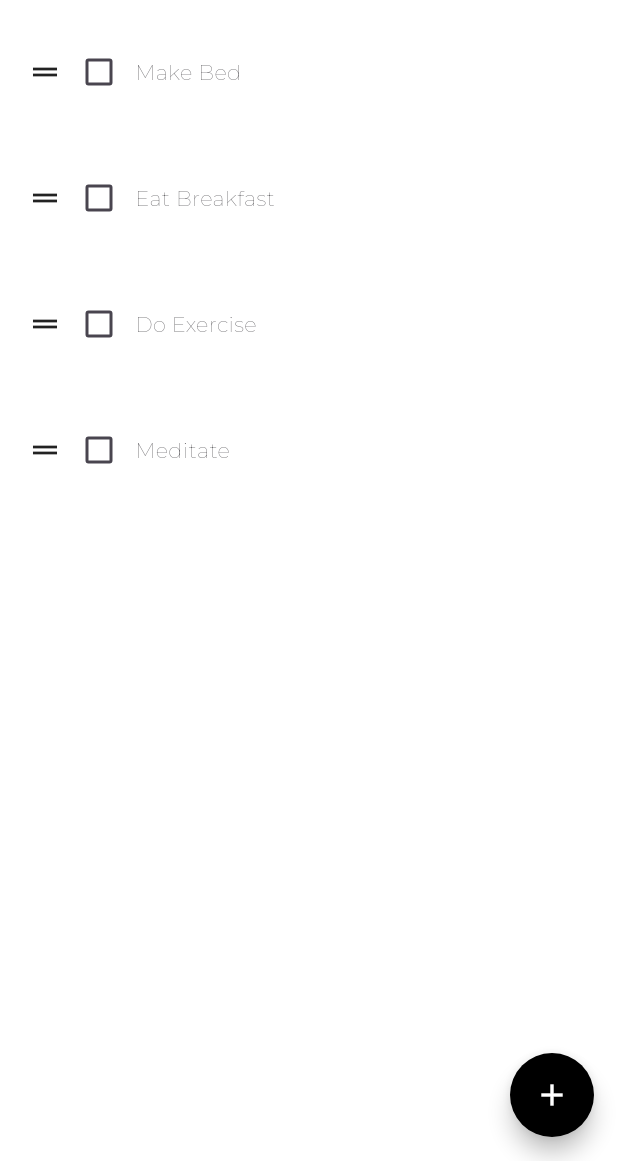
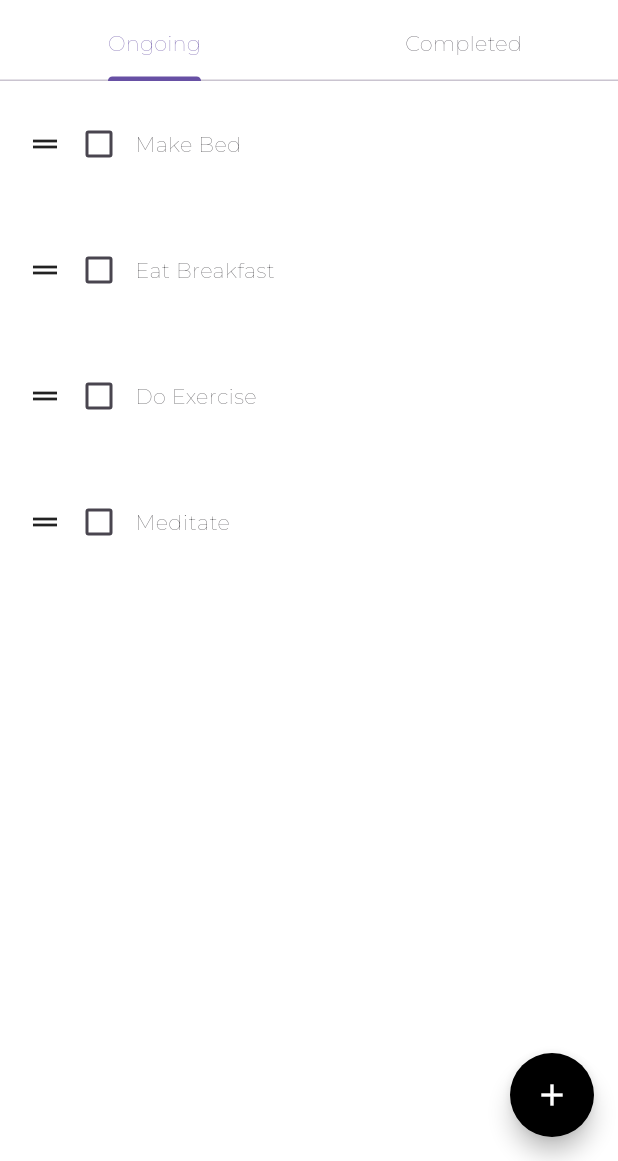
Before and after one commit to HeaLthyDrugs/task, a Flutter app: the screen it shows after launch, on a phone screen of 412 x 824 dp, the part 75-1236 px from its top. Run offline on Flutter 3.47's test engine with Material 3 defaults, Android fonts, the phone set to English and light mode, and no system bars; drawn by our look-alikes of flutter_slidable; our stand-ins replace hive_flutter, lottie; accounts and stored records are empty; project files that could hold a hidden picture were left out.

```diff
--- a/lib/pages/home_page.dart
+++ b/lib/pages/home_page.dart
@@ -2,6 +2,7 @@ import 'package:flutter/material.dart';
 import 'package:hive_flutter/hive_flutter.dart';
 import 'package:todo_app/data/database.dart';
 import 'package:todo_app/util/todo_tile.dart';
+import 'package:lottie/lottie.dart';
 
 class HomePage extends StatefulWidget {
   const HomePage({super.key});
@@ -10,9 +11,12 @@ class HomePage extends StatefulWidget {
   State<HomePage> createState() => _HomePageState();
 }
 
-class _HomePageState extends State<HomePage> {
+class _HomePageState extends State<HomePage>
+    with SingleTickerProviderStateMixin {
   final _myBox = Hive.box('myBox');
   ToDoDatabase db = ToDoDatabase();
+
+  late TabController _tabController;
 
   @override
   void initState() {
@@ -22,6 +26,13 @@ class _HomePageState extends State<HomePage> {
       db.loadData();
     }
     super.initState();
+    _tabController = TabController(length: 2, vsync: this);
+  }
+
+  @override
+  void dispose() {
+    _tabController.dispose();
+    super.dispose();
   }
 
   final _controller = TextEditingController();
@@ -138,6 +149,13 @@ class _HomePageState extends State<HomePage> {
           ),
           // centerTitle: true,
           backgroundColor: const Color.fromARGB(255, 255, 255, 255),
+          bottom: TabBar(
+            controller: _tabController,
+            tabs: [
+              Tab(text: 'Ongoing'),
+              Tab(text: 'Completed'),
+            ],
+          ),
         ),
         floatingActionButton: FloatingActionButton(
           onPressed: createNewTask,
@@ -150,19 +168,67 @@ class _HomePageState extends State<HomePage> {
             borderRadius: BorderRadius.circular(100),
           ),
         ),
-        body: ReorderableListView.builder(
-          itemCount: db.toDoList.length,
-          itemBuilder: (context, index) {
-            return TodoTile(
-              key: ValueKey(db.toDoList[index]),
-              taskName: db.toDoList[index][0],
-              taskCompleted: db.toDoList[index][1],
-              onChanged: (value) => checkBoxChanged(value, index),
-              deleteFunction: (context) => deleteTask(index),
-              index: index,
-            );
-          },
-          onReorder: onReorder,
+        body: TabBarView(
+          controller: _tabController,
+          children: [
+            _buildTaskList(false),
+            _buildTaskList(true),
+          ],
         ));
   }
+
+  Widget _buildTaskList(bool isCompleted) {
+    final filteredList =
+        db.toDoList.where((task) => task[1] == isCompleted).toList();
+
+    if (filteredList.isEmpty) {
+      return Center(
+        child: Padding(
+          padding: const EdgeInsets.only(top: 100),
+          child: Column(
+            mainAxisAlignment: MainAxisAlignment.start,
+            children: [
+              Lottie.asset(
+                'assets/animations/ghost.json',
+                width: 200,
+                height: 200,
+                fit: BoxFit.contain,
+              ),
+              SizedBox(height: 20),
+              Text(
+                isCompleted ? 'No completed tasks yet' : 'No ongoing tasks',
+                style: TextStyle(
+                  fontFamily: 'Montserrat',
+                  fontSize: 14,
+                  fontWeight: FontWeight.bold,
+                  color: Colors.grey,
+                ),
+              ),
+            ],
+          ),
+        ),
+      );
+    }
+
+    return ReorderableListView.builder(
+      itemCount: filteredList.length,
+      itemBuilder: (context, index) {
+        return TodoTile(
+          key: ValueKey(filteredList[index]),
+          taskName: filteredList[index][0],
+          taskCompleted: filteredList[index][1],
+          onChanged: (value) =>
+              checkBoxChanged(value, db.toDoList.indexOf(filteredList[index])),
+          deleteFunction: (context) =>
+              deleteTask(db.toDoList.indexOf(filteredList[index])),
+          index: index,
+        );
+      },
+      onReorder: (oldIndex, newIndex) {
+        final globalOldIndex = db.toDoList.indexOf(filteredList[oldIndex]);
+        final globalNewIndex = db.toDoList.indexOf(filteredList[newIndex]);
+        onReorder(globalOldIndex, globalNewIndex);
+      },
+    );
+  }
 }
--- a/pubspec.yaml
+++ b/pubspec.yaml
@@ -32,6 +32,7 @@ dependencies:
     sdk: flutter
   hive: ^2.2.3
   hive_flutter: ^1.1.0
+  lottie: ^3.1.2
 
 
   # The following adds the Cupertino Icons font to your application.
@@ -64,8 +65,8 @@ flutter:
   uses-material-design: true
 
   # To add assets to your application, add an assets section, like this:
-  # assets:
-  #   - images/a_dot_burr.jpeg
+  assets:
+    - assets/animations/ghost.json
   #   - images/a_dot_ham.jpeg
 
   # An image asset can refer to one or more resolution-specific "variants", see
```
Also changed, not shown: assets/animations/ghost.json (added, +1 -0 lines), pubspec.lock.
